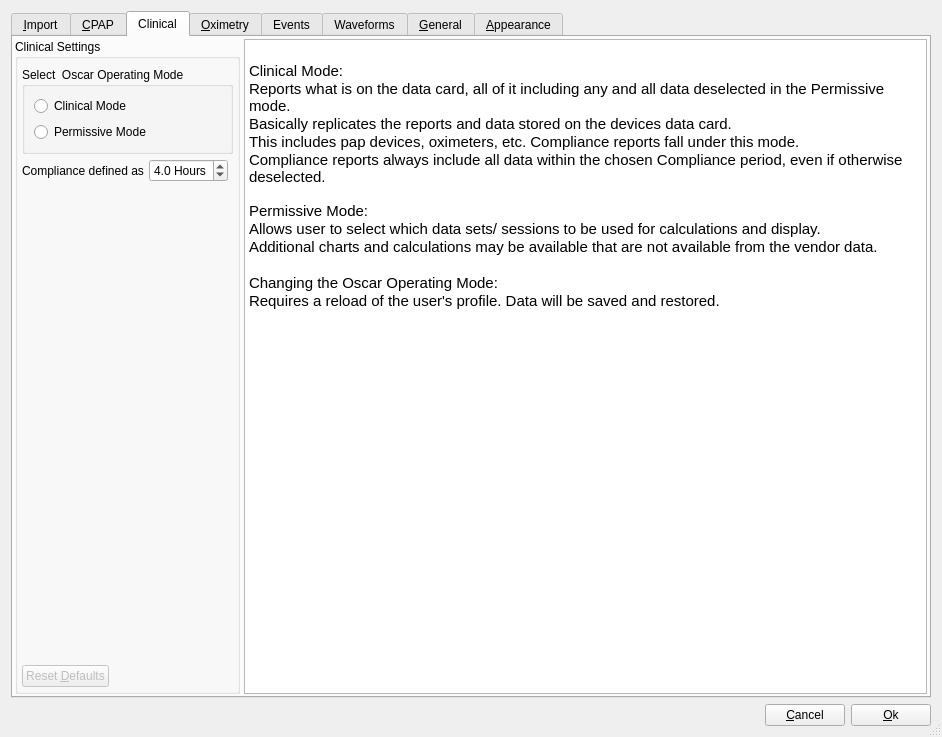
Before: the Qt Designer form oscar/preferencesdialog.ui in littleyoda/oscar, drawn with Qt 5.
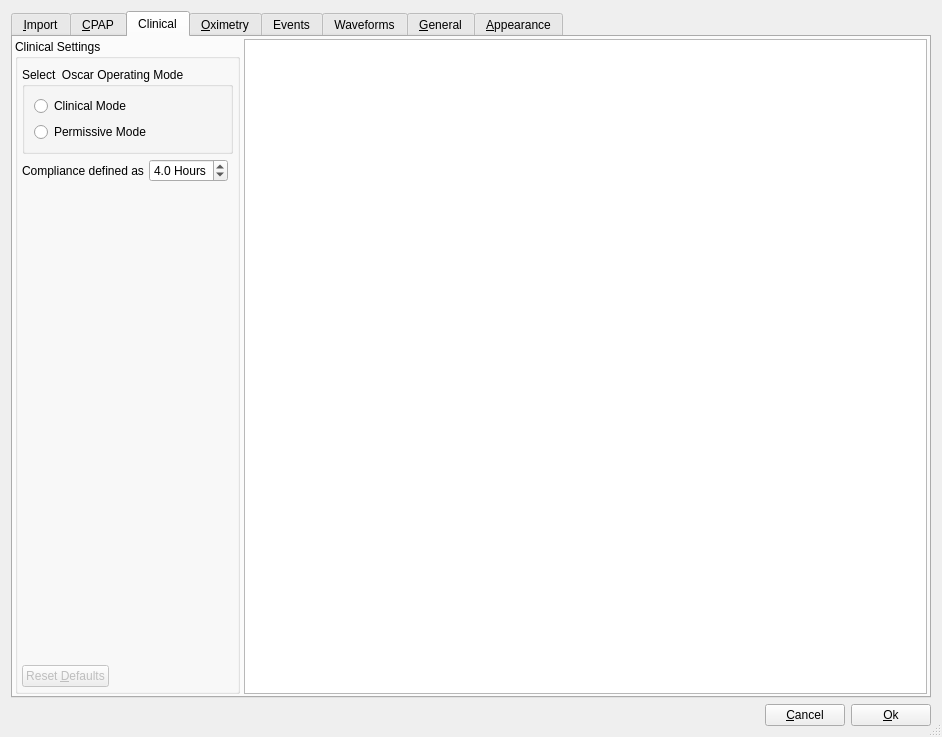
After: the same form once the commit is applied. Icons and pictures are not drawn.

Commit message: Update again to complete current request UI changes.

What changed in the file:
```diff
--- a/oscar/preferencesdialog.ui
+++ b/oscar/preferencesdialog.ui
@@ -1636,24 +1636,6 @@
             <property name="readOnly">
              <bool>true</bool>
             </property>
-            <property name="html">
-             <string>&lt;!DOCTYPE HTML PUBLIC &quot;-//W3C//DTD HTML 4.0//EN&quot; &quot;http://www.w3.org/TR/REC-html40/strict.dtd&quot;&gt;
-&lt;html&gt;&lt;head&gt;&lt;meta name=&quot;qrichtext&quot; content=&quot;1&quot; /&gt;&lt;style type=&quot;text/css&quot;&gt;
-p, li { white-space: pre-wrap; }
-&lt;/style&gt;&lt;/head&gt;&lt;body style=&quot; font-family:'Ubuntu'; font-size:11pt; font-weight:400; font-style:normal;&quot;&gt;
-&lt;p style=&quot;-qt-paragraph-type:empty; margin-top:0px; margin-bottom:0px; margin-left:0px; margin-right:0px; -qt-block-indent:0; text-indent:0px;&quot;&gt;&lt;br /&gt;&lt;/p&gt;
-&lt;p style=&quot; margin-top:0px; margin-bottom:0px; margin-left:0px; margin-right:0px; -qt-block-indent:0; text-indent:0px;&quot;&gt;Clinical Mode: &lt;/p&gt;
-&lt;p style=&quot; margin-top:0px; margin-bottom:0px; margin-left:0px; margin-right:0px; -qt-block-indent:0; text-indent:0px;&quot;&gt;Reports what is on the data card, all of it including any and all data deselected in the Permissive mode. &lt;/p&gt;
-&lt;p style=&quot; margin-top:0px; margin-bottom:0px; margin-left:0px; margin-right:0px; -qt-block-indent:0; text-indent:0px;&quot;&gt;Basically replicates the reports and data stored on the devices data card. &lt;/p&gt;
-&lt;p style=&quot; margin-top:0px; margin-bottom:0px; margin-left:0px; margin-right:0px; -qt-block-indent:0; text-indent:0px;&quot;&gt;This includes pap devices, oximeters, etc. Compliance reports fall under this mode. &lt;/p&gt;
-&lt;p style=&quot; margin-top:0px; margin-bottom:0px; margin-left:0px; margin-right:0px; -qt-block-indent:0; text-indent:0px;&quot;&gt;Compliance reports always include all data within the chosen Compliance period, even if otherwise deselected.&lt;br /&gt;&lt;br /&gt;Permissive Mode:&lt;/p&gt;
-&lt;p style=&quot; margin-top:0px; margin-bottom:0px; margin-left:0px; margin-right:0px; -qt-block-indent:0; text-indent:0px;&quot;&gt;Allows user to select which data sets/ sessions to be used for calculations and display. &lt;/p&gt;
-&lt;p style=&quot; margin-top:0px; margin-bottom:0px; margin-left:0px; margin-right:0px; -qt-block-indent:0; text-indent:0px;&quot;&gt;Additional charts and calculations may be available that are not available from the vendor data. &lt;/p&gt;
-&lt;p style=&quot;-qt-paragraph-type:empty; margin-top:0px; margin-bottom:0px; margin-left:0px; margin-right:0px; -qt-block-indent:0; text-indent:0px;&quot;&gt;&lt;br /&gt;&lt;/p&gt;
-&lt;p style=&quot; margin-top:0px; margin-bottom:0px; margin-left:0px; margin-right:0px; -qt-block-indent:0; text-indent:0px;&quot;&gt;Changing the Oscar Operating Mode:&lt;/p&gt;
-&lt;p style=&quot; margin-top:0px; margin-bottom:0px; margin-left:0px; margin-right:0px; -qt-block-indent:0; text-indent:0px;&quot;&gt;Requires a reload of the user's profile. Data will be saved and restored.&lt;/p&gt;
-&lt;p style=&quot;-qt-paragraph-type:empty; margin-top:0px; margin-bottom:0px; margin-left:0px; margin-right:0px; -qt-block-indent:0; text-indent:0px;&quot;&gt;&lt;br /&gt;&lt;/p&gt;&lt;/body&gt;&lt;/html&gt;</string>
-            </property>
            </widget>
           </item>
          </layout>
```
Left out of the diff: 2 changed lines with no effect on the pictures. The commit also changes 4 other files.
